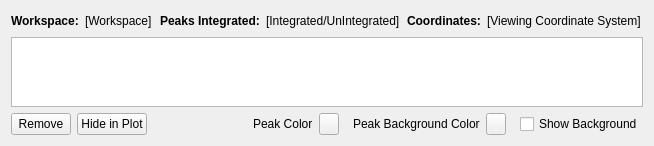
Old version of the form Code/Mantid/MantidQt/SliceViewer/inc/MantidQtSliceViewer/PeaksWorkspaceWidget.ui in the repository mantidproject/mantid.
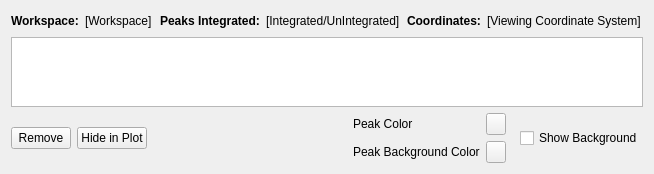
New version of the form.

Commit message: refs #6271. Physical Peak bounding box calculations.

```diff
--- a/Code/Mantid/MantidQt/SliceViewer/inc/MantidQtSliceViewer/PeaksWorkspaceWidget.ui
+++ b/Code/Mantid/MantidQt/SliceViewer/inc/MantidQtSliceViewer/PeaksWorkspaceWidget.ui
@@ -218,6 +218,10 @@
       </spacer>
      </item>
      <item>
+      <layout class="QVBoxLayout" name="verticalLayout_3">
+       <item>
+        <layout class="QHBoxLayout" name="horizontalLayout">
+         <item>
       <widget class="QLabel" name="label_2">
        <property name="text">
         <string>Peak Color</string>
@@ -249,22 +253,10 @@
        </property>
       </widget>
      </item>
-     <item>
-      <spacer name="horizontalSpacer_3">
-       <property name="orientation">
-        <enum>Qt::Horizontal</enum>
-       </property>
-       <property name="sizeType">
-        <enum>QSizePolicy::Fixed</enum>
-       </property>
-       <property name="sizeHint" stdset="0">
-        <size>
-         <width>8</width>
-         <height>8</height>
-        </size>
-       </property>
-      </spacer>
-     </item>
+        </layout>
+       </item>
+       <item>
+        <layout class="QHBoxLayout" name="horizontalLayout_2">
      <item>
       <widget class="QLabel" name="label_3">
        <property name="minimumSize">
@@ -296,6 +288,10 @@
         <string/>
        </property>
       </widget>
+         </item>
+        </layout>
+       </item>
+      </layout>
      </item>
      <item>
       <spacer name="horizontalSpacer_4">
```
Lines whose indentation alone changed are shown as unchanged. The commit also changes 19 other files.
